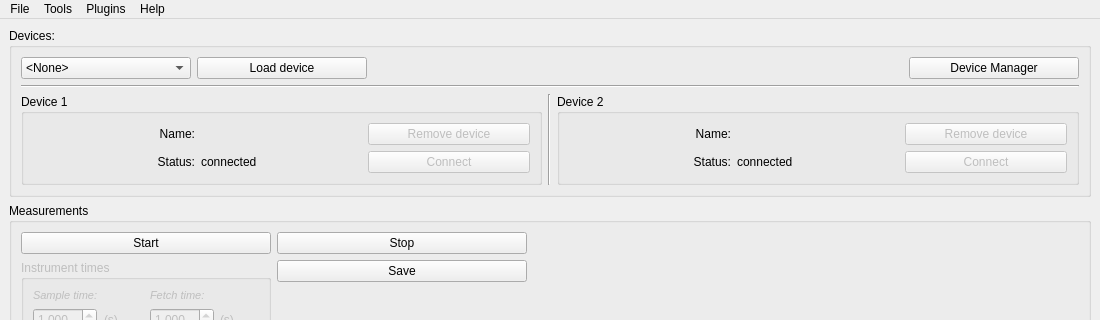
robertofem/Freq-meter-APP, file frequency-meter/view/resources/interface.ui: the form before one commit; both pictures show x 0 to 1100 and y 0 to 320 of the 1100 by 874 pixel window.
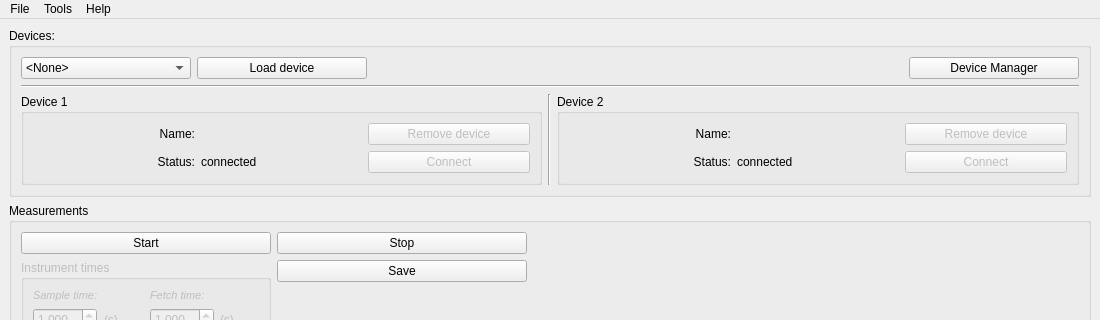
The form after the commit.

Commit message: create the basic calibration interface and add link to it in Tools menu

```diff
--- a/frequency-meter/view/resources/interface.ui
+++ b/frequency-meter/view/resources/interface.ui
@@ -960,7 +960,7 @@
      <x>0</x>
      <y>0</y>
      <width>1100</width>
-     <height>25</height>
+     <height>21</height>
     </rect>
    </property>
    <widget class="QMenu" name="menuFile">
@@ -975,12 +975,6 @@
     </property>
     <addaction name="actionAbout"/>
    </widget>
-   <widget class="QMenu" name="menuPlugins">
-    <property name="title">
-     <string>Plugins</string>
-    </property>
-    <addaction name="actionFPGA_sensor_callibrator"/>
-   </widget>
    <widget class="QMenu" name="menuTools">
     <property name="title">
      <string>Tools</string>
@@ -989,7 +983,6 @@
    </widget>
    <addaction name="menuFile"/>
    <addaction name="menuTools"/>
-   <addaction name="menuPlugins"/>
    <addaction name="menuHelp"/>
   </widget>
   <action name="actionFile">
```
Left out of the diff: 16 changed lines with no effect on the pictures. The commit also changes 6 other files.
